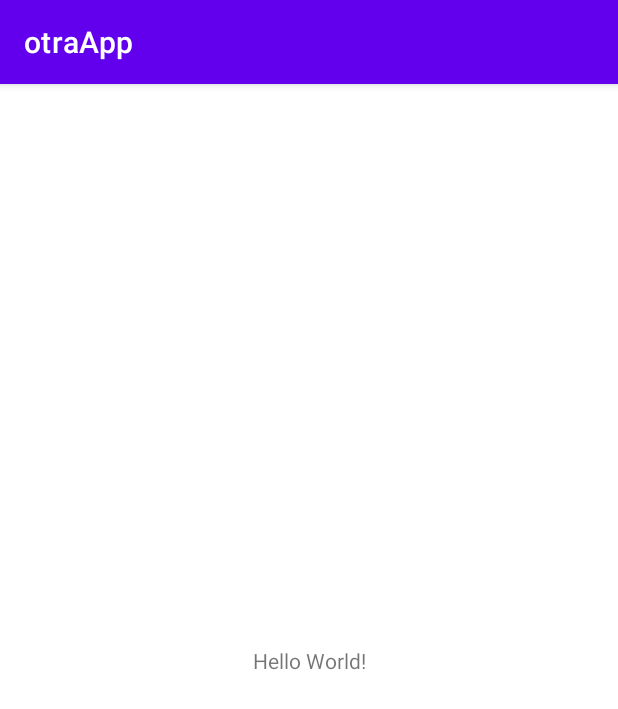
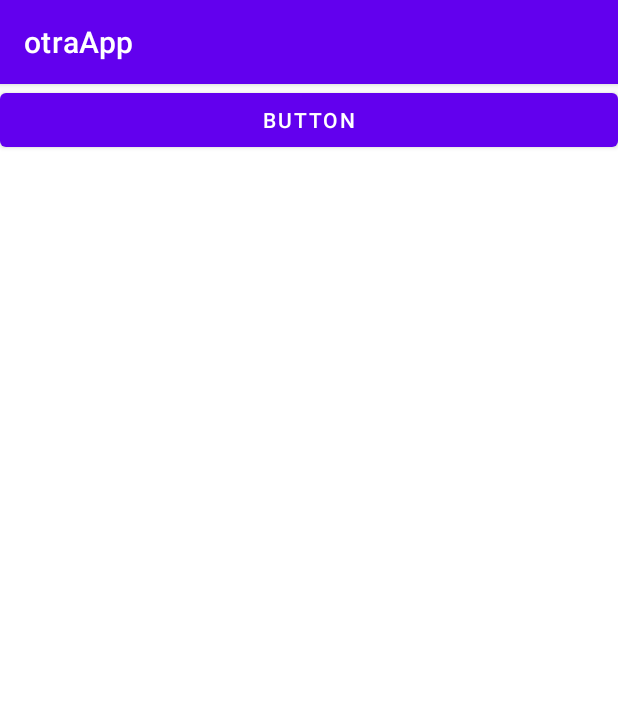
Before and after one commit to akanekross/otraApp, an Android app: the screen it shows after launch (MainActivity), on a phone screen of 412 x 824 dp. Shown: the top 709 px of the screen. Run offline under Robolectric (Android 15) with nearby library versions, the phone set to English and light mode, and no system bars.

Commit message:
clase 1 firebase

```diff
--- a/app/src/main/java/com/example/otraapp/MainActivity.java
+++ b/app/src/main/java/com/example/otraapp/MainActivity.java
@@ -3,12 +3,23 @@ package com.example.otraapp;
 import androidx.appcompat.app.AppCompatActivity;
 
 import android.os.Bundle;
+import android.view.View;
+import android.widget.Button;
+import android.widget.Toast;
 
 public class MainActivity extends AppCompatActivity {
+    Button btnAgregar;
 
     @Override
     protected void onCreate(Bundle savedInstanceState) {
         super.onCreate(savedInstanceState);
         setContentView(R.layout.activity_main);
+        btnAgregar = (Button) findViewById(R.id.btnAgregar);
+        btnAgregar.setOnClickListener(new View.OnClickListener() {
+            @Override
+            public void onClick(View v) {
+                Toast.makeText(MainActivity.this, "HOLA XD", Toast.LENGTH_SHORT).show();
+            }
+        });
     }
 }
--- a/app/src/main/res/layout/activity_main.xml
+++ b/app/src/main/res/layout/activity_main.xml
@@ -1,18 +1,15 @@
 <?xml version="1.0" encoding="utf-8"?>
-<androidx.constraintlayout.widget.ConstraintLayout xmlns:android="http://schemas.android.com/apk/res/android"
+<LinearLayout xmlns:android="http://schemas.android.com/apk/res/android"
     xmlns:app="http://schemas.android.com/apk/res-auto"
     xmlns:tools="http://schemas.android.com/tools"
     android:layout_width="match_parent"
     android:layout_height="match_parent"
-    tools:context=".MainActivity">
+    android:orientation="vertical"
+    tools:context=".MainActivity" >
 
-    <TextView
-        android:layout_width="wrap_content"
+    <Button
+        android:id="@+id/btnAgregar"
+        android:layout_width="match_parent"
         android:layout_height="wrap_content"
-        android:text="Hello World!"
-        app:layout_constraintBottom_toBottomOf="parent"
-        app:layout_constraintEnd_toEndOf="parent"
-        app:layout_constraintStart_toStartOf="parent"
-        app:layout_constraintTop_toTopOf="parent" />
-
-</androidx.constraintlayout.widget.ConstraintLayout>
+        android:text="Button" />
+</LinearLayout>
```
